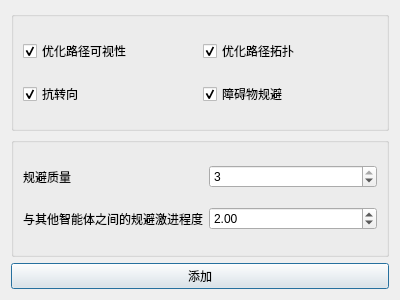
The window that src/Runtime/Widgets/AddAgentDlg.ui (StoneHappy/for_graduation) describes before a commit, drawn with Qt 5.
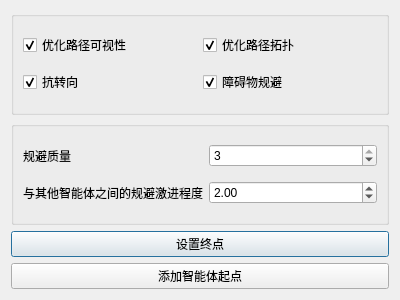
The same window after the commit.

Commit message: ✨ feat: set agent target

The edit to the form file:
```diff
--- a/src/Runtime/Widgets/AddAgentDlg.ui
+++ b/src/Runtime/Widgets/AddAgentDlg.ui
@@ -112,7 +112,20 @@
    <item>
     <widget class="QPushButton" name="pushButtonOK">
      <property name="text">
-      <string>添加</string>
+      <string>设置终点</string>
+     </property>
+     <property name="checkable">
+      <bool>true</bool>
+     </property>
+    </widget>
+   </item>
+   <item>
+    <widget class="QPushButton" name="pushButtonAddAgent">
+     <property name="text">
+      <string>添加智能体起点</string>
+     </property>
+     <property name="checkable">
+      <bool>true</bool>
      </property>
     </widget>
    </item>
```
Left out of the diff: 2 changed lines with no effect on the pictures. The commit also changes 7 other files.
